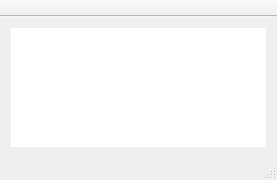
RxLaboratory/Duchar, file src/mainwindow.ui: the form before one commit.
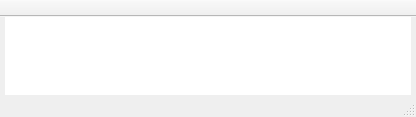
The form after the commit. Icons and pictures are not drawn.

```diff
--- a/src/mainwindow.ui
+++ b/src/mainwindow.ui
@@ -6,8 +6,8 @@
    <rect>
     <x>0</x>
     <y>0</y>
-    <width>277</width>
-    <height>180</height>
+    <width>416</width>
+    <height>117</height>
    </rect>
   </property>
   <property name="windowTitle">
@@ -19,6 +19,21 @@
   </property>
   <widget class="QWidget" name="mainWidget">
    <layout class="QVBoxLayout" name="verticalLayout">
+    <property name="spacing">
+     <number>0</number>
+    </property>
+    <property name="leftMargin">
+     <number>5</number>
+    </property>
+    <property name="topMargin">
+     <number>0</number>
+    </property>
+    <property name="rightMargin">
+     <number>5</number>
+    </property>
+    <property name="bottomMargin">
+     <number>0</number>
+    </property>
     <item>
      <widget class="QListWidget" name="stack">
       <property name="frameShape">
```
